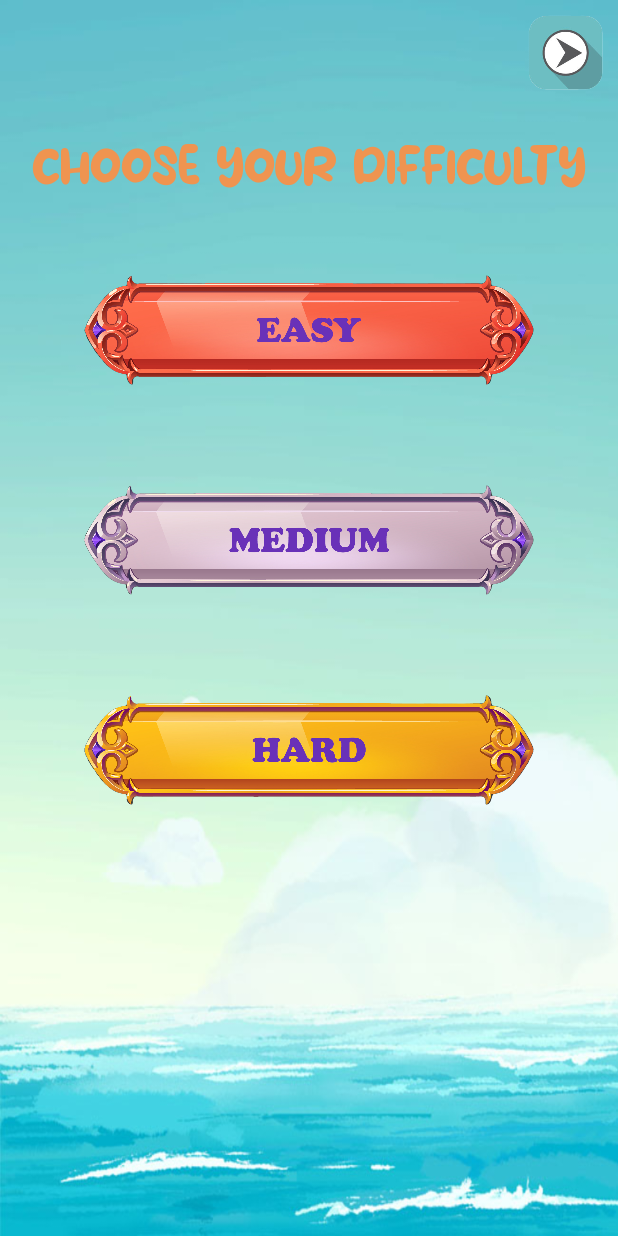
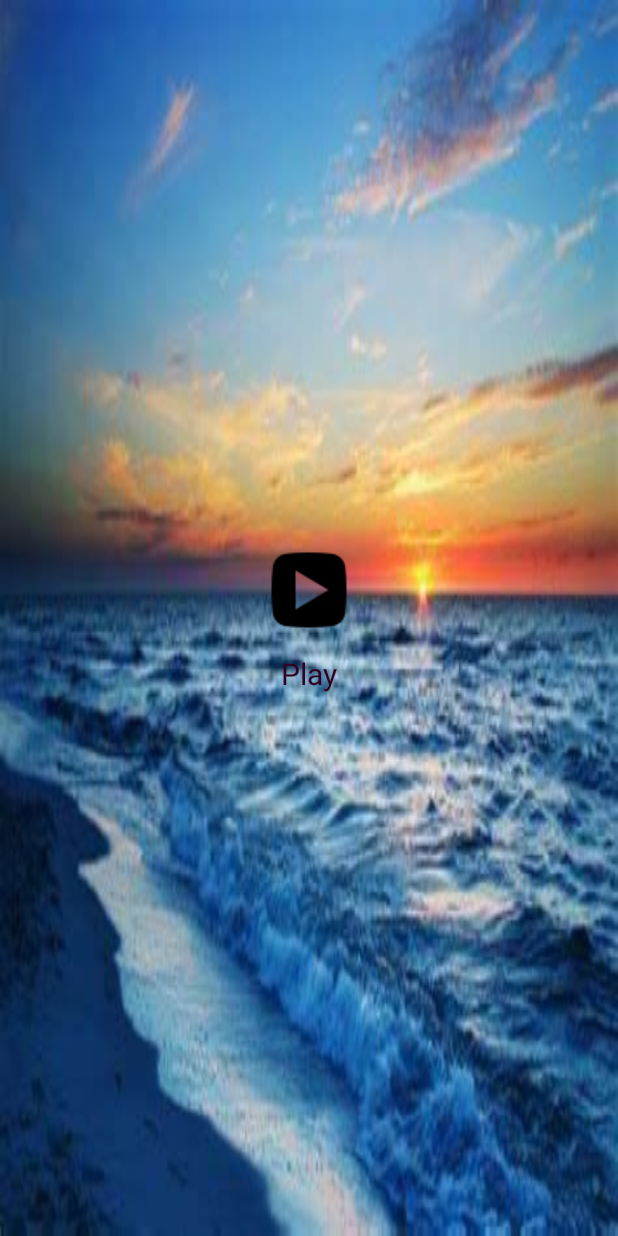
Before and after one commit to MakhloufHedi/Marine_World, an Android app: the MainActivity screen opened directly, with no data from a screen before it, after a tap on an icon or button, on a phone screen of 412 x 824 dp. Run offline under Robolectric (Android 15) with nearby library versions, the phone set to English and light mode, and no system bars; 1 statement that could not run was skipped; 2 other taps on this screen came first.

Commit message:
simply modified

```diff
--- a/app/src/main/AndroidManifest.xml
+++ b/app/src/main/AndroidManifest.xml
@@ -13,6 +13,12 @@
         android:supportsRtl="true"
         android:theme="@style/Theme.Summer_Project"
         tools:targetApi="31">
+        <activity
+            android:name=".GameOver1"
+            android:exported="false" />
+        <activity
+            android:name=".StartUp1"
+            android:exported="false" />
         <activity
             android:name=".MainActivity3"
             android:exported="false" />
--- a/app/src/main/java/com/example/summer_project/GameOver1.java
+++ b/app/src/main/java/com/example/summer_project/GameOver1.java
@@ -15,7 +15,7 @@ public class GameOver1 extends AppCompatActivity {
     @Override
     public void onCreate(@Nullable Bundle savedInstanceState) {
         super.onCreate(savedInstanceState);
-        setContentView(R.layout.game_over1);
+        setContentView(R.layout.activity_game_over1);
         int points = getIntent().getExtras().getInt("points");
         tvPoints = findViewById(R.id.tvPoints);
         tvPoints.setText("" + points);
--- a/app/src/main/java/com/example/summer_project/MainActivity.java
+++ b/app/src/main/java/com/example/summer_project/MainActivity.java
@@ -31,7 +31,7 @@ public class MainActivity extends AppCompatActivity {
         });
 
         game2.setOnClickListener(view -> {
-            Intent intent = new Intent(MainActivity.this, MenuActivity2.class);
+            Intent intent = new Intent(MainActivity.this, StartUp1.class);
             startActivity(intent);
             overridePendingTransition(R.anim.zoom_out,R.anim.static_animation);
         });
--- a/app/src/main/java/com/example/summer_project/SpaceShooter1.java
+++ b/app/src/main/java/com/example/summer_project/SpaceShooter1.java
@@ -26,7 +26,7 @@ public class SpaceShooter1 extends View {
     long UPDATE_MILLIS = 30;
     static int screenWidth, screenHeight;
     int points = 0;
-    int life = 6;
+    int life = 1;
     Paint scorePaint;
     int TEXT_SIZE = 80;
     boolean paused = false;
--- /dev/null
+++ b/app/src/main/java/com/example/summer_project/StartUp1.java
@@ -0,0 +1,22 @@
+package com.example.summer_project;
+
+import android.content.Intent;
+import android.os.Bundle;
+import android.view.View;
+
+import androidx.annotation.Nullable;
+import androidx.appcompat.app.AppCompatActivity;
+
+public class StartUp1 extends AppCompatActivity {
+    @Override
+    public void onCreate(@Nullable Bundle savedInstanceState) {
+        super.onCreate(savedInstanceState);
+        setContentView(R.layout.activity_start_up1);
+
+    }
+
+    public void startGame(View view) {
+        startActivity(new Intent(StartUp1.this, StageActivity1.class));
+        finish();
+    }
+}
--- /dev/null
+++ b/app/src/main/res/layout/activity_start_up1.xml
@@ -0,0 +1,27 @@
+<?xml version="1.0" encoding="utf-8"?>
+<LinearLayout xmlns:android="http://schemas.android.com/apk/res/android"
+    xmlns:app="http://schemas.android.com/apk/res-auto"
+    android:orientation="vertical"
+    android:layout_width="match_parent"
+    android:layout_height="match_parent"
+    android:gravity="center"
+    android:background="@drawable/sea">
+    <LinearLayout
+        android:layout_width="wrap_content"
+        android:layout_height="wrap_content">
+        <ImageButton
+            android:layout_width="wrap_content"
+            android:layout_height="wrap_content"
+            android:background="@drawable/play"
+            android:onClick="startGame" />
+    </LinearLayout>
+    <TextView
+        android:layout_width="wrap_content"
+        android:layout_height="wrap_content"
+        android:layout_marginTop="10dp"
+        android:text="Play"
+        android:textColor="#330022"
+        android:textSize="20sp"
+        android:onClick="startGame" />
+
+</LinearLayout>
```
Also changed, not shown: app/src/main/java/com/example/summer_project/StartUp2.java (added, +23 -0 lines), app/src/main/java/com/example/summer_project/StartUp3.java (added, +22 -0 lines), app/src/main/res/layout/game_over2.xml (deleted, +0 -49 lines), app/src/main/res/layout/game_over3.xml (deleted, +0 -49 lines), app/src/main/res/layout/activity_game_over1.xml (renamed from app/src/main/res/layout/game_over1.xml).
